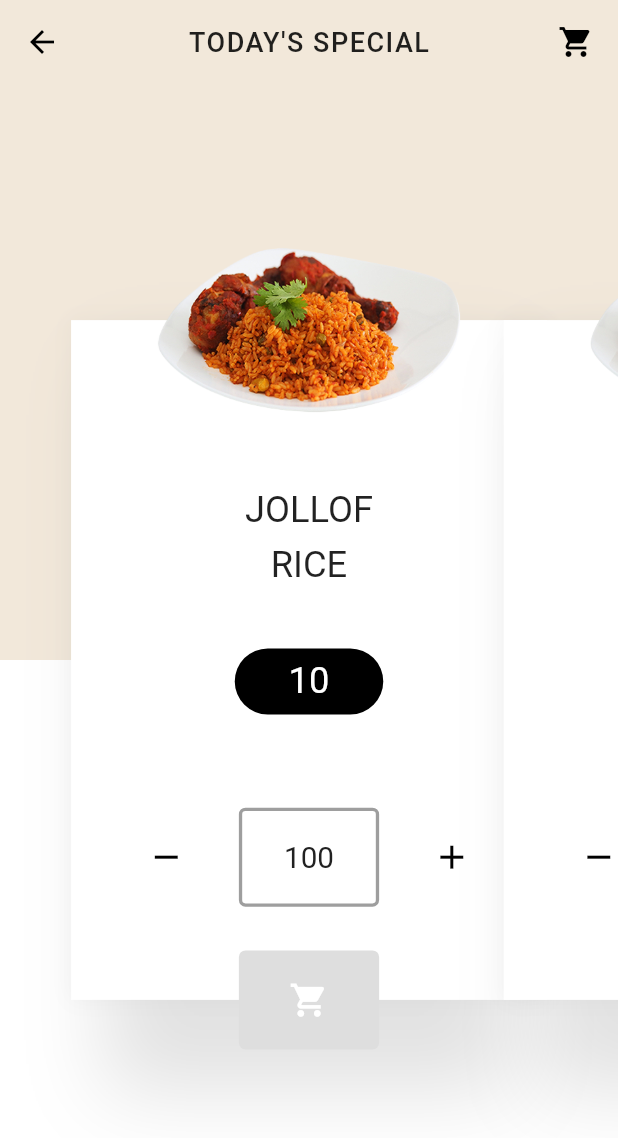
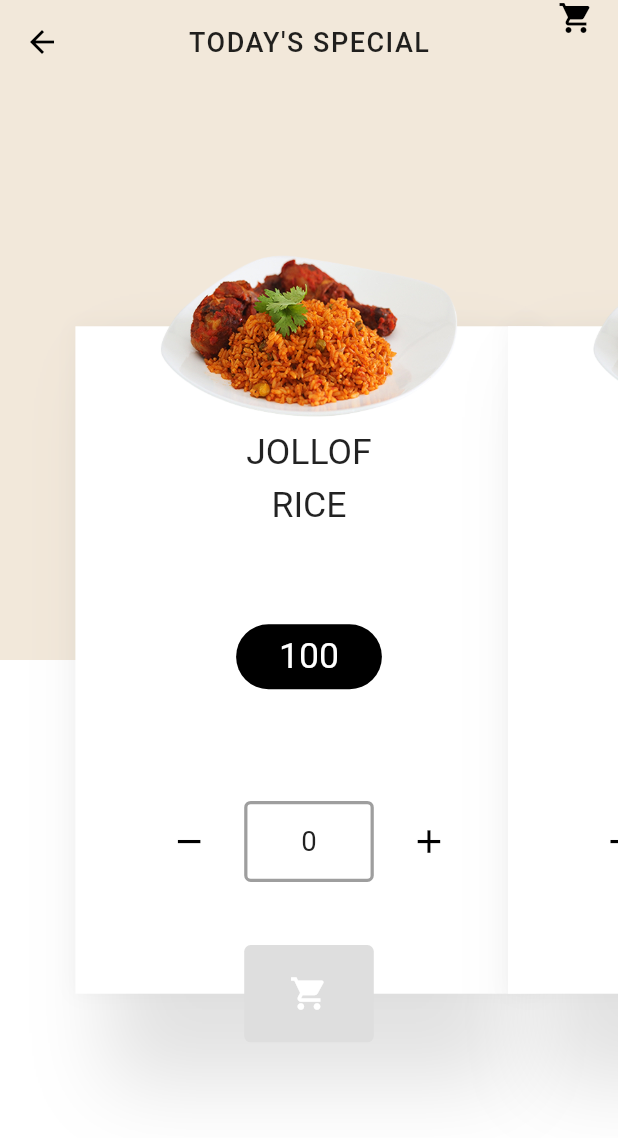
Before and after one commit to shamnex/flutter_challenges, a Flutter app: the screen it shows after launch, on a phone screen of 412 x 824 dp. Shown: the top 1138 px of the screen. Run offline on Flutter 3.47's test engine with Material 2 defaults, Android fonts, the phone set to English and light mode, and no system bars.

Commit message:
huge refactor - 'add to cart' working

```diff
--- a/02_ramen_restaurant/lib/src/app.dart
+++ b/02_ramen_restaurant/lib/src/app.dart
@@ -1,4 +1,5 @@
 import 'package:flutter/material.dart';
+import 'package:ramen_restaurant/src/blocs/cart_bloc.dart';
 import 'package:ramen_restaurant/src/screens/home_screen.dart';
 
 class App extends StatelessWidget {
@@ -12,7 +13,7 @@ class App extends StatelessWidget {
         primaryColor: Colors.grey,
       ),
       title: "New App",
-      home: HomeScreen(),
+      home: CartProvider(child: HomeScreen()),
     );
   }
 }
--- /dev/null
+++ b/02_ramen_restaurant/lib/src/blocs/cart_bloc.dart
@@ -0,0 +1,36 @@
+import 'dart:async';
+import 'package:flutter/material.dart';
+
+class CartBloc {
+  StreamController<int> _items = StreamController<int>.broadcast();
+  //getters
+  Stream<int> get items => _items.stream;
+  int _total = 0;
+  int get total => _total;
+
+  Function(int) get addItem => _items.sink.add;
+
+  CartBloc() {
+    addItem(0);
+
+    _items.stream.listen((onData) {
+      _total += onData;
+    });
+  }
+
+  dispose() {
+    _items.close();
+  }
+}
+
+class CartProvider extends InheritedWidget {
+  updateShouldNotify(_) => true;
+  CartProvider({Key key, Widget child}) : super(key: key, child: child);
+
+  final bloc = CartBloc();
+
+  static CartBloc of(context) {
+    return (context.inheritFromWidgetOfExactType(CartProvider) as CartProvider)
+        .bloc;
+  }
+}
--- a/02_ramen_restaurant/lib/src/data/constants.dart
+++ b/02_ramen_restaurant/lib/src/data/constants.dart
@@ -5,10 +5,17 @@ import 'package:flutter/material.dart';
 class AppColors {
   static const Color darkGrey = const Color(0xFFdedede);
   static const Color lightGrey = const Color(0xFFd1d1d1);
-
-
+  static const Color yellow = const Color(0xFFeebd07);
 }
 
-class ImageIcons {
+class BGColors {
+  static const Color two = const Color(0xFFf7f7f7);
+  static const Color one = const Color(0xFFf2e8da);
+  static const Color three = const Color(0xFFefefe7);
+  static const Color four = const Color(0xFFecb34c);
+  static const Color five = const Color(0xFFd2da75);
+}
 
+class Images {
+  static const jollof = "assets/images/jollof.png";
 }
--- /dev/null
+++ b/02_ramen_restaurant/lib/src/models/food.dart
@@ -0,0 +1,39 @@
+import 'package:ramen_restaurant/src/data/constants.dart';
+
+class Food {
+  final int price;
+  final String name;
+  final String image;
+
+  const Food({this.image, this.name, this.price});
+
+  static List<Food> getAllFoods() {
+    return [
+      Food(
+        name: "Jollof Rice",
+        image: Images.jollof,
+        price: 100,
+      ),
+      Food(
+        name: "Jollof Rice",
+        image: Images.jollof,
+        price: 100,
+      ),
+      Food(
+        name: "White Rice and Stew",
+        image: Images.jollof,
+        price: 100,
+      ),
+      Food(
+        name: "Jollof",
+        image: Images.jollof,
+        price: 100,
+      ),
+      Food(
+        name: "Jollof Rice",
+        image: Images.jollof,
+        price: 100,
+      ),
+    ];
+  }
+}
--- a/02_ramen_restaurant/lib/src/screens/home_screen.dart
+++ b/02_ramen_restaurant/lib/src/screens/home_screen.dart
@@ -1,7 +1,8 @@
-import 'dart:async';
-
 import 'package:flutter/material.dart';
+import 'package:ramen_restaurant/src/blocs/cart_bloc.dart';
 import 'package:ramen_restaurant/src/data/constants.dart';
+import 'package:ramen_restaurant/src/models/food.dart';
+import 'package:ramen_restaurant/src/widgets/food_card.dart';
 
 class HomeScreen extends StatefulWidget {
   @override
@@ -14,32 +15,25 @@ class HomeScreenState extends State<HomeScreen> {
   PageController _pageViewController;
   int currentpage = 0;
 
-  // StreamController<double> _scaleCard = StreamController<double>();
-
-  // Stream<double> get getStream => _scaleCard.stream;
-
   @override
   void initState() {
     super.initState();
-    _pageViewController = new PageController(
+    _pageViewController = PageController(
       initialPage: currentpage,
       keepPage: true,
       viewportFraction: 0.7,
     );
   }
 
-  final List<ItemCard> _cards = [
-    ItemCard(),
-    ItemCard(),
-    ItemCard(),
-  ];
+  final List<Food> _foods = Food.getAllFoods();
 
   dispose() {
-    // _scaleCard.close();
     super.dispose();
   }
 
   Widget build(BuildContext context) {
+    final cartBloc = CartProvider.of(context);
+
     return Scaffold(
       appBar: AppBar(
         leading: BackButton(),
@@ -47,9 +41,27 @@ class HomeScreenState extends State<HomeScreen> {
         elevation: 0.0,
         centerTitle: true,
         actions: <Widget>[
+          Stack(
+            children: <Widget>[
               Container(
                 margin: const EdgeInsets.only(right: 16.0),
                 child: Icon(Icons.shopping_cart),
+              ),
+              StreamBuilder(
+                stream: cartBloc.items,
+                builder: (ctx, AsyncSnapshot<int> snapshot) {
+                    print(snapshot.data);
+                  if (snapshot.hasData) {
+                    return Container(
+                      decoration: BoxDecoration(color: AppColors.yellow),
+                      margin: const EdgeInsets.only(right: 16.0),
+                      child: Text(cartBloc.total.toString().toUpperCase(),style: TextStyle(color: Colors.white,)),
+                    );
+                  }
+                  return Container();
+                },
+              ),
+            ],
           ),
         ],
         title: Text(
@@ -75,19 +87,24 @@ class HomeScreenState extends State<HomeScreen> {
 
           PageView.builder(
             controller: _pageViewController,
-              itemCount: _cards.length,
+            itemCount: _foods.length,
             onPageChanged: (int value) {
               setState(() {
                 currentpage = value;
               });
             },
             itemBuilder: (BuildContext context, int index) {
-
+              final Food currentFood = _foods[index];
               return AnimatedBuilder(
                 animation: _pageViewController,
                 child: GestureDetector(
                   onTap: null,
-                    child: _cards[index],
+                  child: FoodCard(
+                    food: currentFood,
+                    onAddToCart: (int quantity) {
+                      cartBloc.addItem(quantity);
+                    },
+                  ),
                 ),
                 builder: (ctx, child) {
                   double value = 1.0;
@@ -97,189 +114,16 @@ class HomeScreenState extends State<HomeScreen> {
                     value = (1 - (value.abs() * .5)).clamp(0.0, 1.0);
                   }
                   return new Transform.scale(
-                     scale: Curves.easeOut.transform(value) * 1 +0.1,
+                    // scale: 1.0,
+                    scale: Curves.easeOut.transform(value) * 1 + 0.08,
                     child: child,
                   );
                 },
               );
-              }),
+            },
+          ),
         ],
       ),
     );
   }
 }
-
-class ItemCard extends StatelessWidget {
-  const ItemCard({
-    Key key,
-  }) : super(key: key);
-
-  @override
-  Widget build(BuildContext context) {
-    return Transform(
-      transform: Matrix4.identity()..translate(0.0, 30.0),
-      child: Column(
-        mainAxisAlignment: MainAxisAlignment.center,
-        children: [
-          buildCard(context),
-          Transform(
-            child: buildButton(),
-            transform: Matrix4.identity()..translate(0.0, -30.0),
-          ),
-          //buttton
-        ],
-      ),
-    );
-  }
-
-  Widget buildCard(BuildContext context) {
-    return Stack(
-      alignment: Alignment.center,
-      children: <Widget>[
-        //===============================
-        //shadow
-        //===============================
-        Container(
-          padding: EdgeInsets.only(top: 60.0),
-          margin: EdgeInsets.symmetric(horizontal: 10.0),
-          height: MediaQuery.of(context).size.height / 2,
-          width: MediaQuery.of(context).size.width / 1.9,
-          decoration: BoxDecoration(
-            color: Colors.transparent,
-            boxShadow: [
-              BoxShadow(
-                color: Colors.grey.withOpacity(0.3),
-                offset: Offset(0.0, 40.0),
-                spreadRadius: 15.0,
-                blurRadius: 40.0,
-              )
-            ],
-          ),
-        ),
-
-        //====================================================
-        //Card
-        //=================================================
-
-        Container(
-          padding: EdgeInsets.only(top: 60.0),
-          height: MediaQuery.of(context).size.height / 2,
-
-          // width: MediaQuery.of(context).size.width / 1.3,
-          decoration: BoxDecoration(
-            color: Colors.white,
-            boxShadow: [
-              BoxShadow(
-                color: Colors.grey.withOpacity(0.1),
-                blurRadius: 10.0,
-              )
-            ],
-          ),
-          child: Column(
-            mainAxisAlignment: MainAxisAlignment.spaceEvenly,
-            children: <Widget>[
-              Container(
-                width: 150.0,
-                child: Column(
-                  children: <Widget>[
-                    Text(
-                      "JOLLOF",
-                      softWrap: true,
-                      maxLines: 2,
-                      textAlign: TextAlign.center,
-                      style: TextStyle(fontSize: 22.0, height: 1.5),
-                    ),
-                    Text(
-                      "RICE",
-                      softWrap: true,
-                      maxLines: 2,
-                      textAlign: TextAlign.center,
-                      style: TextStyle(fontSize: 22.0, height: 1.5),
-                    ),
-                  ],
-                ),
-              ),
-              Container(
-                width: 90.0,
-                alignment: Alignment.center,
-                padding: EdgeInsets.symmetric(
-                  vertical: 7.0,
-                  horizontal: 20.0,
-                ),
-                decoration: BoxDecoration(
-                    color: Colors.black,
-                    borderRadius: BorderRadius.circular(30.0)),
-                child: Text(
-                  "10",
-                  style: TextStyle(fontSize: 22.0, color: Colors.white),
-                ),
-              ),
-              Row(
-                mainAxisAlignment: MainAxisAlignment.center,
-                children: <Widget>[
-                  IconButton(
-                    icon: Icon(Icons.remove),
-                    onPressed: () {},
-                  ),
-                  Container(
-                    alignment: Alignment.center,
-                    height: 60.0,
-                    width: 85.0,
-                    margin: EdgeInsets.all(20.0),
-                    padding: EdgeInsets.symmetric(
-                      vertical: 7.0,
-                      horizontal: 20.0,
-                    ),
-                    decoration: BoxDecoration(
-                      borderRadius: BorderRadius.circular(4.0),
-                      border: Border.all(color: Colors.grey, width: 2.0),
-                      color: Colors.transparent,
-                    ),
-                    child: Text(
-                      "100",
-                      style: TextStyle(
-                          fontSize: 18.0, color: Colors.grey.shade900),
-                    ),
-                  ),
-                  IconButton(
-                    icon: Icon(Icons.add),
-                    onPressed: () {},
-                  )
-                ],
-              ),
-            ],
-          ),
-        ),
-
-        Transform(
-          child: Image.asset(
-            "assets/images/jollof.png",
-            height: 100.0,
-          ),
-          transform: Matrix4.identity()..translate(0.0, -200.0),
-        ),
-      ],
-    );
-  }
-
-  Widget buildButton() {
-    return GestureDetector(
-      behavior: HitTestBehavior.deferToChild,
-      onTap: () {
-        print("Mona");
-      },
-      child: Container(
-        height: 60.0,
-        width: 85.0,
-        decoration: BoxDecoration(
-          color: AppColors.darkGrey,
-          borderRadius: BorderRadius.circular(4.0),
-        ),
-        child: Icon(
-          Icons.shopping_cart,
-          color: Colors.white,
-        ),
-      ),
-    );
-  }
-}
--- /dev/null
+++ b/02_ramen_restaurant/lib/src/widgets/food_card.dart
@@ -0,0 +1,208 @@
+import 'package:flutter/material.dart';
+import 'package:ramen_restaurant/src/data/constants.dart';
+import 'package:ramen_restaurant/src/models/food.dart';
+
+class FoodCard extends StatefulWidget {
+  // final VoidCallback onQuantityIncrement;
+  // final VoidCallback onQuantityDecrement;
+  final Function(int) onAddToCart;
+  final Food food;
+
+  FoodCard({
+    Key key,
+    @required this.food,
+    @required this.onAddToCart,
+  }) : super(key: key);
+
+  @override
+  FoodCardState createState() {
+    return new FoodCardState();
+  }
+}
+
+class FoodCardState extends State<FoodCard> {
+  int _quantity;
+
+  _addQuantity() {
+    setState(() {
+      _quantity++;
+    });
+  }
+
+  _removeQuantity() {
+    if (_quantity >= 1) {
+      setState(() {
+        _quantity--;
+      });
+    }
+  }
+
+  initState() {
+    super.initState();
+    _quantity = 0;
+  }
+
+  @override
+  Widget build(BuildContext context) {
+    return Transform(
+      transform: Matrix4.identity()..translate(0.0, 30.0),
+      child: Column(
+        mainAxisAlignment: MainAxisAlignment.center,
+        children: [
+          buildCard(context),
+          Transform(
+            child: buildButton(),
+            transform: Matrix4.identity()..translate(0.0, -30.0),
+          ),
+          //buttton
+        ],
+      ),
+    );
+  }
+
+  Widget buildCard(BuildContext context) {
+    return Stack(
+      alignment: Alignment.center,
+      children: <Widget>[
+        //=================================================
+        //shadow
+        //===============================================
+        Container(
+          padding: EdgeInsets.only(top: 60.0),
+          margin: EdgeInsets.symmetric(horizontal: 10.0),
+          height: MediaQuery.of(context).size.height / 2,
+          width: MediaQuery.of(context).size.width / 1.9,
+          decoration: BoxDecoration(
+            color: Colors.transparent,
+            boxShadow: [
+              BoxShadow(
+                color: Colors.grey.withOpacity(0.3),
+                offset: Offset(0.0, 40.0),
+                spreadRadius: 15.0,
+                blurRadius: 40.0,
+              )
+            ],
+          ),
+        ),
+        //====================================================
+        //Card
+        //=================================================
+        Container(
+          height: MediaQuery.of(context).size.height / 2,
+          decoration: BoxDecoration(
+            color: Colors.white,
+            boxShadow: [
+              BoxShadow(
+                color: Colors.grey.withOpacity(0.1),
+                blurRadius: 10.0,
+              )
+            ],
+          ),
+          child: Column(
+            mainAxisAlignment: MainAxisAlignment.spaceEvenly,
+            children: <Widget>[
+              Container(
+                width: 120.0,
+                child: Column(
+                  children: <Widget>[
+                    Text(
+                      widget.food.name.toUpperCase(),
+                      softWrap: true,
+                      maxLines: 2,
+                      textAlign: TextAlign.center,
+                      style: TextStyle(fontSize: 22.0, height: 1.5),
+                    ),
+                  ],
+                ),
+              ),
+              Container(
+                width: 90.0,
+                alignment: Alignment.center,
+                padding: EdgeInsets.symmetric(
+                  vertical: 7.0,
+                  horizontal: 20.0,
+                ),
+                decoration: BoxDecoration(
+                    color: Colors.black,
+                    borderRadius: BorderRadius.circular(30.0)),
+                child: Text(
+                  "${widget.food.price}",
+                  style: TextStyle(fontSize: 22.0, color: Colors.white),
+                ),
+              ),
+              Row(
+                mainAxisAlignment: MainAxisAlignment.center,
+                children: <Widget>[
+                  IconButton(
+                    icon: Icon(Icons.remove),
+                    onPressed: _removeQuantity,
+                  ),
+                  Container(
+                    alignment: Alignment.center,
+                    height: 50.0,
+                    width: 80.0,
+                    margin: EdgeInsets.all(10.0),
+                    padding: EdgeInsets.symmetric(
+                      vertical: 5.0,
+                      horizontal: 20.0,
+                    ),
+                    decoration: BoxDecoration(
+                      borderRadius: BorderRadius.circular(4.0),
+                      border: Border.all(color: Colors.grey, width: 2.0),
+                      color: Colors.transparent,
+                    ),
+                    child: Text(
+                      _quantity.toString(),
+                      style: TextStyle(
+                          fontSize: 17.0, color: Colors.grey.shade900),
+                    ),
+                  ),
+                  IconButton(
+                    icon: Icon(Icons.add),
+                    onPressed: _addQuantity,
+                  )
+                ],
+              ),
+            ],
+          ),
+        ),
+
+        //====================================================
+        //image
+        //=================================================
+
+        Transform(
+          child: Image.asset(
+            widget.food.image,
+            height: 100.0,
+          ),
+          transform: Matrix4.identity()..translate(0.0, -200.0),
+        ),
+      ],
+    );
+  }
+
+  Widget buildButton() {
+    return InkWell(
+      splashColor: Colors.red,
+      onTap: _quantity > 0? () {
+        widget.onAddToCart(_quantity);
+        setState(() {
+          _quantity = 0;
+        });
+      }: null,
+      child: Container(
+        height: 60.0,
+        width: 80.0,
+        decoration: BoxDecoration(
+          color: _quantity > 0 ? AppColors.yellow : AppColors.darkGrey,
+          borderRadius: BorderRadius.circular(4.0),
+        ),
+        child: Icon(
+          Icons.shopping_cart,
+          color: Colors.white,
+        ),
+      ),
+    );
+  }
+}
--- a/02_ramen_restaurant/pubspec.yaml
+++ b/02_ramen_restaurant/pubspec.yaml
@@ -19,6 +19,8 @@ dependencies:
   # The following adds the Cupertino Icons font to your application.
   # Use with the CupertinoIcons class for iOS style icons.
   cupertino_icons: ^0.1.2
+#   rxdart: ^0.16.7
+
 
 dev_dependencies:
   flutter_test:
```
Lines whose indentation alone changed are shown as unchanged.
